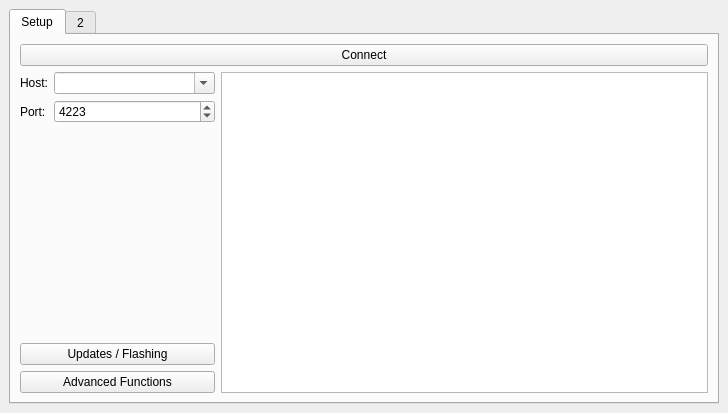
Tinkerforge/brickv, file src/brickv/ui/brickv.ui: the form before one commit.
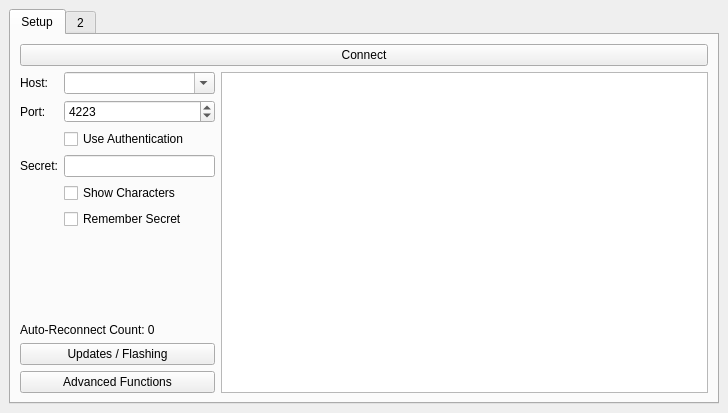
The form after the commit.

Commit message:
Add authentication support
Also make auto-reconnect use less messages boxes to inform about things.

Diff of the .ui file:
```diff
--- a/src/brickv/ui/brickv.ui
+++ b/src/brickv/ui/brickv.ui
@@ -34,14 +34,14 @@
             </property>
            </widget>
           </item>
-          <item row="5" column="0" colspan="2">
+          <item row="10" column="0" colspan="2">
            <widget class="QPushButton" name="button_advanced">
             <property name="text">
              <string>Advanced Functions</string>
             </property>
            </widget>
           </item>
-          <item row="4" column="0" colspan="2">
+          <item row="9" column="0" colspan="2">
            <widget class="QPushButton" name="button_flashing">
             <property name="text">
              <string>Updates / Flashing</string>
@@ -87,7 +87,7 @@
             </property>
            </widget>
           </item>
-          <item row="3" column="0" colspan="2">
+          <item row="7" column="0" colspan="2">
            <spacer name="verticalSpacer">
             <property name="orientation">
              <enum>Qt::Vertical</enum>
@@ -113,13 +113,64 @@
             </property>
            </widget>
           </item>
-          <item row="1" column="2" rowspan="5">
+          <item row="1" column="2" rowspan="10">
            <widget class="QTreeView" name="tree_view">
+            <property name="sizePolicy">
+             <sizepolicy hsizetype="Expanding" vsizetype="Expanding">
+              <horstretch>1</horstretch>
+              <verstretch>0</verstretch>
+             </sizepolicy>
+            </property>
             <property name="indentation">
              <number>10</number>
             </property>
            </widget>
           </item>
+          <item row="4" column="0">
+           <widget class="QLabel" name="label_secret">
+            <property name="text">
+             <string>Secret:</string>
+            </property>
+           </widget>
+          </item>
+          <item row="4" column="1">
+           <widget class="QLineEdit" name="edit_secret">
+            <property name="maxLength">
+             <number>64</number>
+            </property>
+           </widget>
+          </item>
+          <item row="3" column="1">
+           <widget class="QCheckBox" name="checkbox_authentication">
+            <property name="text">
+             <string>Use Authentication</string>
+            </property>
+           </widget>
+          </item>
+          <item row="5" column="1">
+           <widget class="QCheckBox" name="checkbox_secret_show">
+            <property name="text">
+             <string>Show Characters</string>
+            </property>
+           </widget>
+          </item>
+          <item row="6" column="1">
+           <widget class="QCheckBox" name="checkbox_remember_secret">
+            <property name="toolTip">
+             <string>Warning: Secret is stored in plain text without any protection!</string>
+            </property>
+            <property name="text">
+             <string>Remember Secret</string>
+            </property>
+           </widget>
+          </item>
+          <item row="8" column="0" colspan="2">
+           <widget class="QLabel" name="label_auto_reconnects">
+            <property name="text">
+             <string>Auto-Reconnect Count: 0</string>
+            </property>
+           </widget>
+          </item>
          </layout>
         </item>
        </layout>
```
The commit also changes 7 other files.
